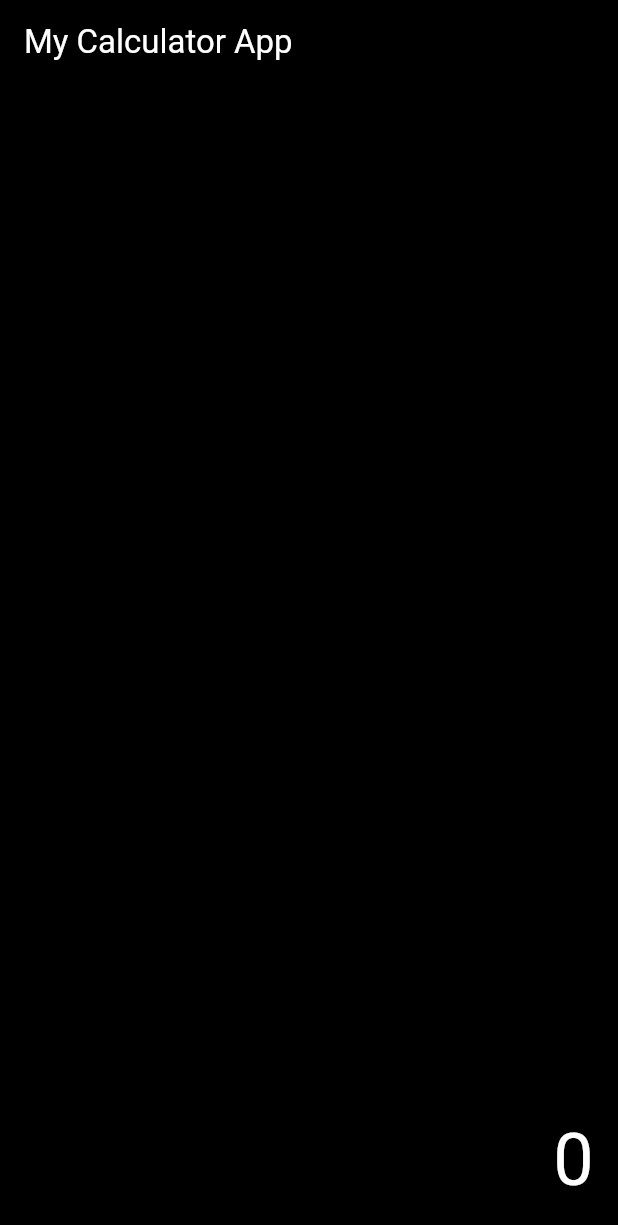
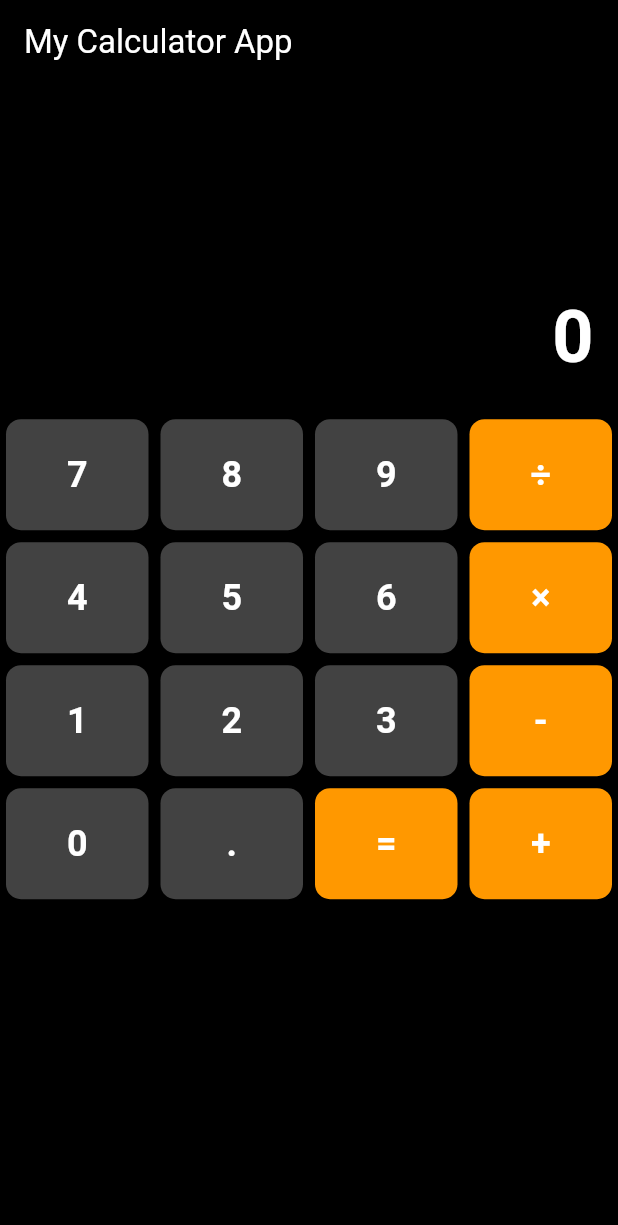
Before and after one commit to koushik2002vas5/My_calculater_app, a Flutter app: the screen it shows after launch, on a phone screen of 412 x 824 dp. Shown: the top 1225 px of the screen. Run offline on Flutter 3.47's test engine with Material 3 defaults, Android fonts, the phone set to English and light mode, and no system bars.

Commit message:
Added functionality for decimal and operator buttons

```diff
--- a/lib/main.dart
+++ b/lib/main.dart
@@ -11,7 +11,7 @@ class CalculatorApp extends StatelessWidget {
   Widget build(BuildContext context) {
     return MaterialApp(
       debugShowCheckedModeBanner: false,
-      title: 'My Calculator App',
+      title: ' My Calculator App',
       theme: ThemeData(
         primarySwatch: Colors.blue,
         scaffoldBackgroundColor: Colors.black,
@@ -30,21 +30,129 @@ class CalculatorHome extends StatefulWidget {
 
 class _CalculatorHomeState extends State<CalculatorHome> {
   String _displayText = "0";
+  String _currentNumber = "";
+  String _firstOperand = "";
+  String _operator = "";
+  bool _shouldResetDisplay = false;
 
-  void _resetCalculator() {
+  void _onNumberPressed(String number) {
     setState(() {
-      _displayText = "0";
+      if (_shouldResetDisplay) {
+        _currentNumber = number;
+        _shouldResetDisplay = false;
+      } else {
+        if (_currentNumber == "0") {
+          _currentNumber = number;
+        } else {
+          _currentNumber += number;
+        }
+      }
+      _displayText = _currentNumber;
     });
+  }
+
+  void _onDecimalPressed() {
+    setState(() {
+      if (!_currentNumber.contains(".")) {
+        if (_shouldResetDisplay || _currentNumber.isEmpty) {
+          _currentNumber = "0.";
+          _shouldResetDisplay = false;
+        } else {
+          _currentNumber += ".";
+        }
+      }
+      _displayText = _currentNumber;
+    });
+  }
+
+  void _onOperatorPressed(String operator) {
+    if (_firstOperand.isNotEmpty &&
+        _operator.isNotEmpty &&
+        _currentNumber.isNotEmpty) {
+      _calculateResult();
+    }
+    setState(() {
+      _firstOperand = _currentNumber.isEmpty ? _displayText : _currentNumber;
+      _operator = operator;
+      _shouldResetDisplay = true;
+    });
+  }
+
+  void _onEqualsPressed() {
+    if (_firstOperand.isNotEmpty &&
+        _operator.isNotEmpty &&
+        _currentNumber.isNotEmpty) {
+      _calculateResult();
+    }
+  }
+
+  void _calculateResult() {
+    double first = double.tryParse(_firstOperand) ?? 0;
+    double second = double.tryParse(_currentNumber) ?? 0;
+    double result = 0;
+
+    setState(() {
+      if (_operator == "÷" && second == 0) {
+        _displayText = "Error";
+        return;
+      }
+
+      switch (_operator) {
+        case "+":
+          result = first + second;
+          break;
+        case "-":
+          result = first - second;
+          break;
+        case "×":
+          result = first * second;
+          break;
+        case "÷":
+          result = first / second;
+          break;
+      }
+      _displayText = result.toString();
+      _firstOperand = _displayText;
+      _currentNumber = "";
+      _operator = "";
+      _shouldResetDisplay = true;
+    });
+  }
+
+  Widget _buildButton(String text, Color backgroundColor, Color textColor,
+      Function() onPressed) {
+    return Expanded(
+      child: Padding(
+        padding: const EdgeInsets.all(4.0),
+        child: ElevatedButton(
+          onPressed: onPressed,
+          style: ElevatedButton.styleFrom(
+            backgroundColor: backgroundColor,
+            padding: const EdgeInsets.all(20.0),
+            shape: RoundedRectangleBorder(
+                borderRadius: BorderRadius.circular(10.0)),
+          ),
+          child: Text(
+            text,
+            style: TextStyle(
+                fontSize: 24.0, fontWeight: FontWeight.bold, color: textColor),
+          ),
+        ),
+      ),
+    );
   }
 
   @override
   Widget build(BuildContext context) {
+    final Color operatorColor = Colors.orange;
+    final Color numberColor = Colors.grey.shade800;
+    final Color textColor = Colors.white;
+
     return Scaffold(
       appBar: AppBar(
-        title: const Text('My Calculator App'),
-        backgroundColor: Colors.black,
-        foregroundColor: Colors.white,
-      ),
+          title: const Text('My Calculator App'),
+          backgroundColor: Colors.black,
+          foregroundColor: Colors.white),
       body: Column(
         children: [
           Expanded(
@@ -54,9 +162,67 @@ class _CalculatorHomeState extends State<CalculatorHome> {
               alignment: Alignment.bottomRight,
               child: Text(
                 _displayText,
-                style: const TextStyle(fontSize: 48.0, color: Colors.white),
+                style: const TextStyle(
+                    fontSize: 48.0,
+                    fontWeight: FontWeight.bold,
+                    color: Colors.white),
                 textAlign: TextAlign.right,
               ),
+            ),
+          ),
+          Expanded(
+            flex: 5,
+            child: Column(
+              children: [
+                Row(
+                  children: [
+                    _buildButton("7", numberColor, textColor,
+                        () => _onNumberPressed("7")),
+                    _buildButton("8", numberColor, textColor,
+                        () => _onNumberPressed("8")),
+                    _buildButton("9", numberColor, textColor,
+                        () => _onNumberPressed("9")),
+                    _buildButton("÷", operatorColor, textColor,
+                        () => _onOperatorPressed("÷")),
+                  ],
+                ),
+                Row(
+                  children: [
+                    _buildButton("4", numberColor, textColor,
+                        () => _onNumberPressed("4")),
+                    _buildButton("5", numberColor, textColor,
+                        () => _onNumberPressed("5")),
+                    _buildButton("6", numberColor, textColor,
+                        () => _onNumberPressed("6")),
+                    _buildButton("×", operatorColor, textColor,
+                        () => _onOperatorPressed("×")),
+                  ],
+                ),
+                Row(
+                  children: [
+                    _buildButton("1", numberColor, textColor,
+                        () => _onNumberPressed("1")),
+                    _buildButton("2", numberColor, textColor,
+                        () => _onNumberPressed("2")),
+                    _buildButton("3", numberColor, textColor,
+                        () => _onNumberPressed("3")),
+                    _buildButton("-", operatorColor, textColor,
+                        () => _onOperatorPressed("-")),
+                  ],
+                ),
+                Row(
+                  children: [
+                    _buildButton("0", numberColor, textColor,
+                        () => _onNumberPressed("0")),
+                    _buildButton(
+                        ".", numberColor, textColor, () => _onDecimalPressed()),
+                    _buildButton("=", operatorColor, textColor,
+                        () => _onEqualsPressed()),
+                    _buildButton("+", operatorColor, textColor,
+                        () => _onOperatorPressed("+")),
+                  ],
+                ),
+              ],
             ),
           ),
         ],
```
